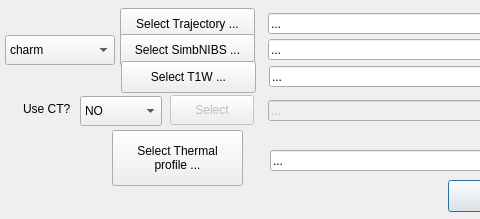
Old version of the form BabelBrain/SelFiles/form.ui in the repository ProteusMRIgHIFU/BabelBrain; both pictures show x 0 to 480 and y 0 to 219 of the 895 by 219 pixel window.
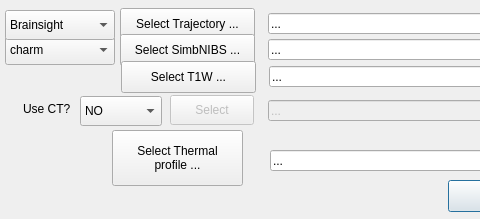
New version of the form.

What changed in the file:
```diff
--- a/BabelBrain/SelFiles/form.ui
+++ b/BabelBrain/SelFiles/form.ui
@@ -256,6 +256,26 @@
     </property>
    </item>
   </widget>
+  <widget class="QComboBox" name="TrajectoryTypecomboBox">
+   <property name="geometry">
+    <rect>
+     <x>5</x>
+     <y>10</y>
+     <width>110</width>
+     <height>30</height>
+    </rect>
+   </property>
+   <item>
+    <property name="text">
+     <string>Brainsight</string>
+    </property>
+   </item>
+   <item>
+    <property name="text">
+     <string>Slicer</string>
+    </property>
+   </item>
+  </widget>
  </widget>
  <resources/>
  <connections/>
```
